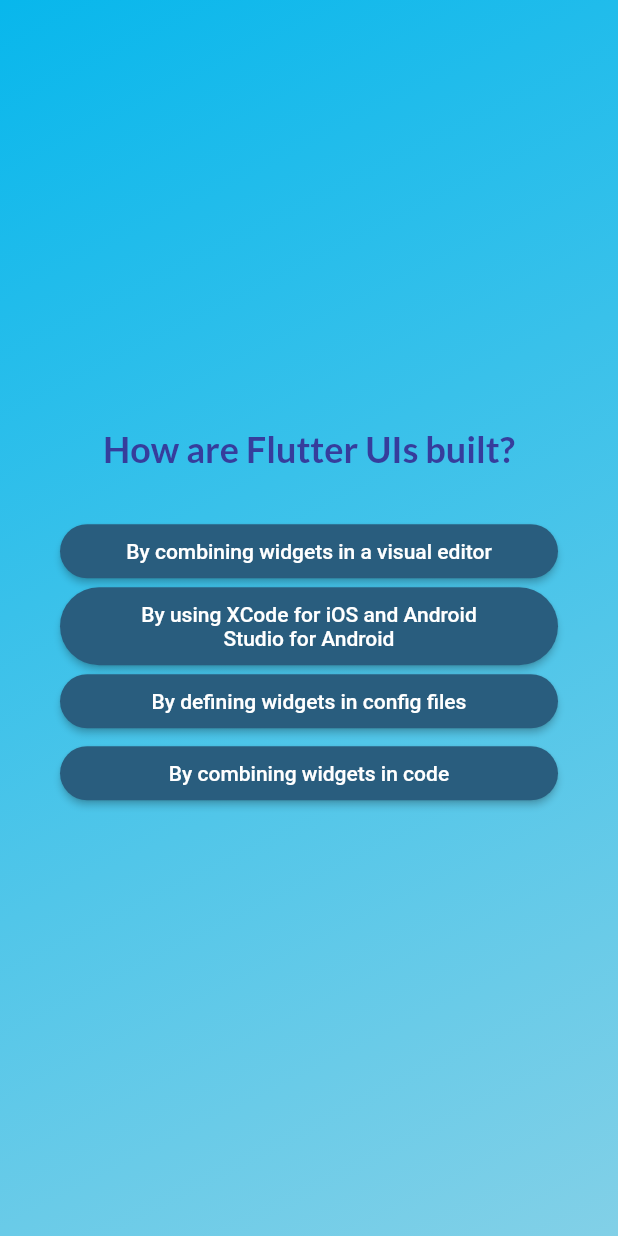
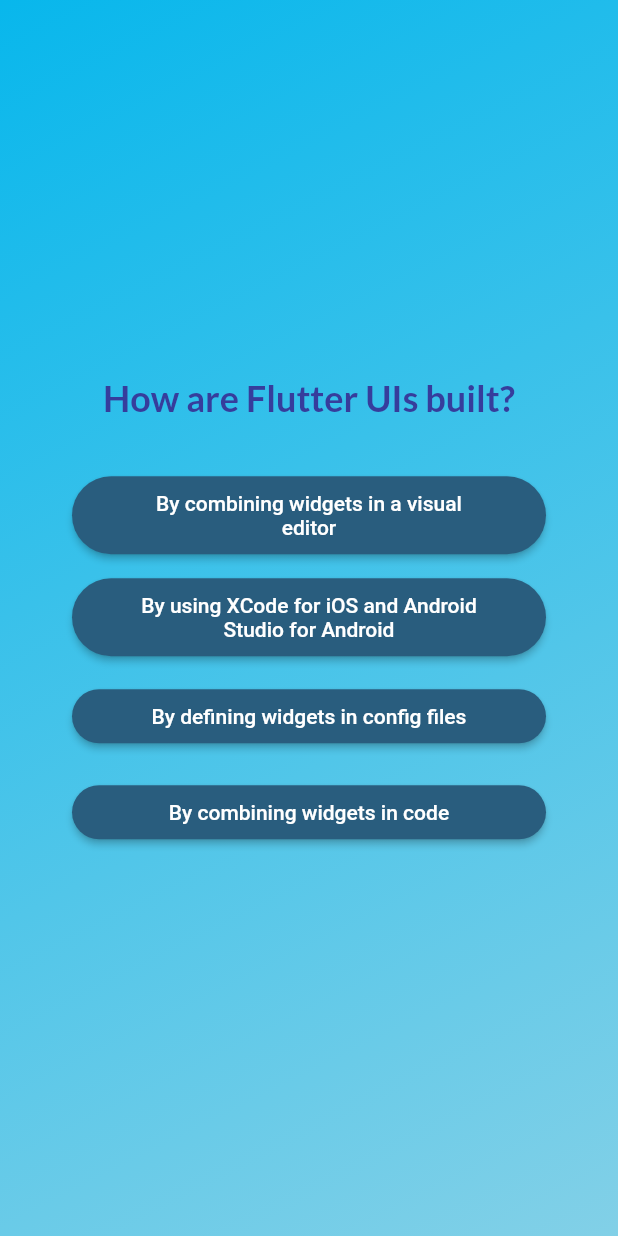
Before and after one commit to DarkoPG27/Quiz, a Flutter app: the screen it shows after launch, after a tap on "Start Quiz", after a tap on "Components", on a phone screen of 412 x 824 dp. Run offline on Flutter 3.47's test engine with Material 2 defaults, Android fonts, the phone set to English and light mode, and no system bars; our stand-ins replace google_fonts.

Commit message:
added some padding

```diff
--- a/lib/questions_screen.dart
+++ b/lib/questions_screen.dart
@@ -56,11 +56,14 @@ class _QuestionsScreenState extends State<QuestionsScreen> {
             ),
             const SizedBox(height: 30),
             ...currentQuestion.getShuffledAnswers().map((answer) {
-              return AnswerButton(
-                answerText: answer,
-                onTap: () {
-                  answerQuestion(answer);
-                },
+              return Padding(
+                padding: const EdgeInsets.all(8.0),
+                child: AnswerButton(
+                  answerText: answer,
+                  onTap: () {
+                    answerQuestion(answer);
+                  },
+                ),
               );
             })
           ],
```
